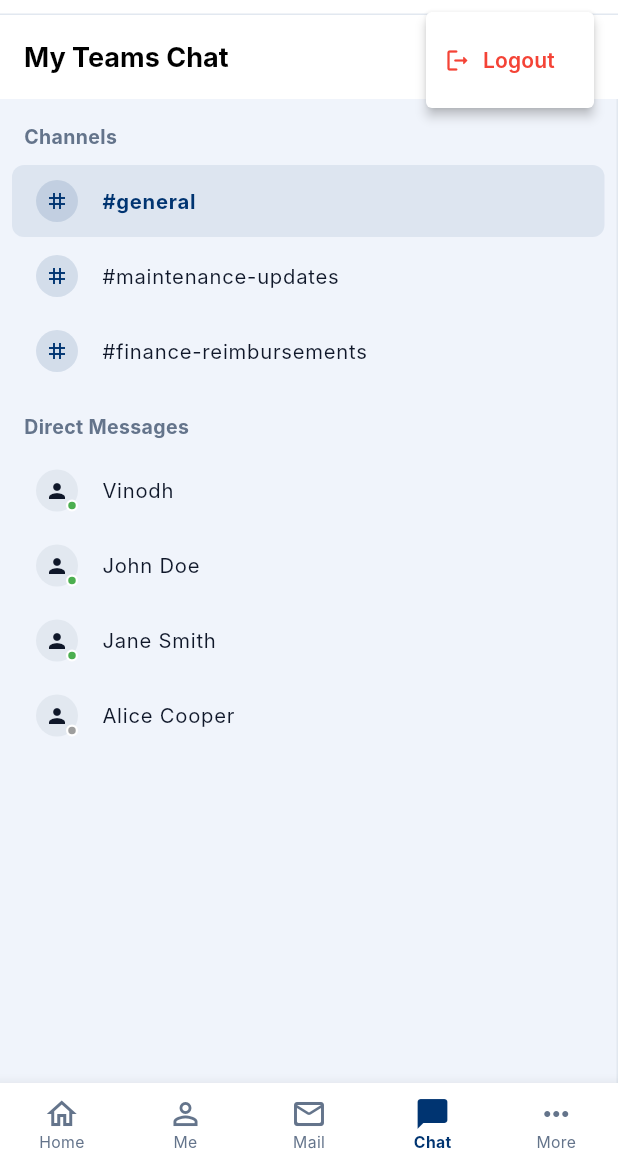
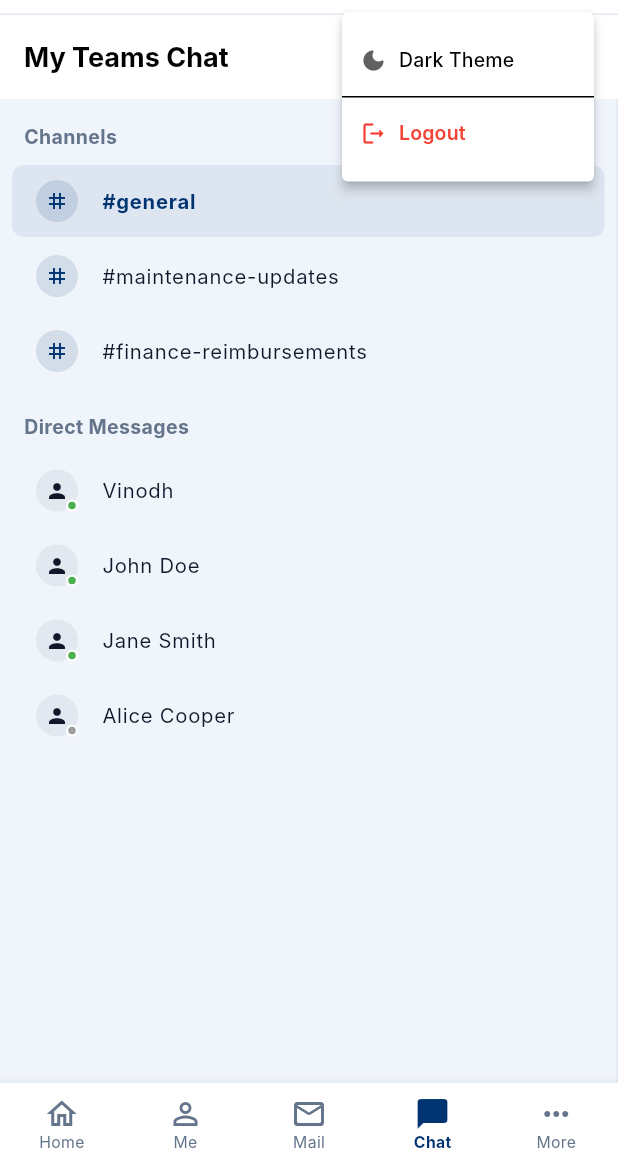
Before and after one commit to vinodh1299/HRMs-ERP, a Flutter app: the ChatScreen screen opened by its route, after a tap on an icon or button, on a phone screen of 412 x 824 dp, the part 69-1236 px from its top. Run offline on Flutter 3.47's test engine with Material 3 defaults, Android fonts, the phone set to English and light mode, and no system bars; our stand-ins replace dio, flutter_riverpod, flutter_secure_storage, go_router; accounts and stored records are empty; Roboto replaces fonts that are missing (Inter).

Commit message:
Implement dynamic light/dark theme toggle in My Profile dropdown

```diff
--- a/frontend/lib/main.dart
+++ b/frontend/lib/main.dart
@@ -4,6 +4,7 @@ import 'package:go_router/go_router.dart';
 
 import 'core/theme.dart';
 import 'providers/auth_provider.dart';
+import 'providers/theme_provider.dart';
 import 'screens/auth/login_screen.dart';
 import 'screens/home/dashboard_screen.dart';
 import 'screens/me/me_dashboard.dart';
@@ -90,9 +91,13 @@ class MyApp extends ConsumerWidget {
       ],
     );
 
+    final themeMode = ref.watch(themeProvider);
+
     return MaterialApp.router(
       title: 'ACA Portal',
       theme: AppTheme.lightTheme,
+      darkTheme: AppTheme.darkTheme,
+      themeMode: themeMode,
       routerConfig: router,
       debugShowCheckedModeBanner: false,
     );
--- a/frontend/lib/widgets/sidebar.dart
+++ b/frontend/lib/widgets/sidebar.dart
@@ -4,6 +4,7 @@ import 'package:go_router/go_router.dart';
 import '../core/responsive.dart';
 import '../core/theme.dart';
 import '../providers/auth_provider.dart';
+import '../providers/theme_provider.dart';
 
 class NavItem {
   final String title;
@@ -261,7 +262,11 @@ class NavigationShell extends ConsumerWidget {
           ],
           PopupMenuButton<String>(
             onSelected: (value) {
-              if (value == 'logout') ref.read(authProvider.notifier).logout();
+              if (value == 'toggle_theme') {
+                ref.read(themeProvider.notifier).toggleTheme();
+              } else if (value == 'logout') {
+                ref.read(authProvider.notifier).logout();
+              }
             },
             offset: const Offset(0, 44),
             child: Container(
@@ -282,16 +287,34 @@ class NavigationShell extends ConsumerWidget {
                 const Icon(Icons.keyboard_arrow_down_rounded, color: Colors.white70, size: 16),
               ]),
             ),
-            itemBuilder: (context) => [
+            itemBuilder: (context) {
+              final isDark = ref.watch(themeProvider) == ThemeMode.dark;
+              return [
+                PopupMenuItem<String>(
+                  value: 'toggle_theme',
+                  child: Row(
+                    children: [
+                      Icon(
+                        isDark ? Icons.light_mode_rounded : Icons.dark_mode_rounded,
+                        color: isDark ? Colors.amber : Colors.grey[700],
+                        size: 18,
+                      ),
+                      const SizedBox(width: 8),
+                      Text(isDark ? 'Light Theme' : 'Dark Theme', style: const TextStyle(fontSize: 13, fontWeight: FontWeight.w500)),
+                    ],
+                  ),
+                ),
+                const PopupMenuDivider(height: 1),
                 const PopupMenuItem<String>(
                   value: 'logout',
                   child: Row(children: [
                     Icon(Icons.logout_rounded, color: Colors.red, size: 18),
                     SizedBox(width: 8),
-                  Text('Logout', style: TextStyle(color: Colors.red, fontWeight: FontWeight.w600)),
+                    Text('Logout', style: TextStyle(color: Colors.red, fontWeight: FontWeight.w600, fontSize: 13)),
                   ]),
                 ),
-            ],
+              ];
+            },
           ),
         ],
       ),
```
Also changed, not shown: frontend/lib/core/theme.dart (+73 -0 lines), frontend/lib/providers/theme_provider.dart (added, +18 -0 lines), 1 other file. Lines whose indentation alone changed are shown as unchanged.
